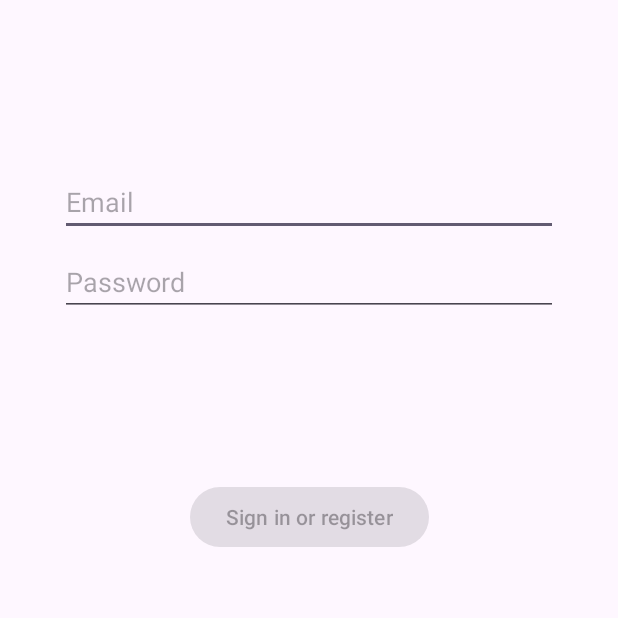
After one commit to tylerstennett/CollegeScheduler, an Android app: the fragment LoginFragment shown on its own in the app's theme, on a phone screen of 412 x 824 dp, the top half of it. The commit adds this screen. Run offline under Robolectric (Android 15) with nearby library versions, the phone set to English and light mode, and no system bars.

Commit message:
Added login fragment

```diff
--- a/app/build.gradle.kts
+++ b/app/build.gradle.kts
@@ -38,6 +38,11 @@ dependencies {
     implementation("androidx.constraintlayout:constraintlayout:2.1.4")
     implementation("androidx.navigation:navigation-fragment:2.7.6")
     implementation("androidx.navigation:navigation-ui:2.7.6")
+    implementation("androidx.legacy:legacy-support-v4:1.0.0")
+    implementation("androidx.recyclerview:recyclerview:1.3.0")
+    implementation("androidx.annotation:annotation:1.6.0")
+    implementation("androidx.lifecycle:lifecycle-livedata-ktx:2.6.1")
+    implementation("androidx.lifecycle:lifecycle-viewmodel-ktx:2.6.1")
     testImplementation("junit:junit:4.13.2")
     androidTestImplementation("androidx.test.ext:junit:1.1.5")
     androidTestImplementation("androidx.test.espresso:espresso-core:3.5.1")
--- /dev/null
+++ b/app/src/main/java/com/example/collegescheduler/data/LoginRepository.java
@@ -0,0 +1,54 @@
+package com.example.collegescheduler.data;
+
+import com.example.collegescheduler.data.model.LoggedInUser;
+
+/**
+ * Class that requests authentication and user information from the remote data source and
+ * maintains an in-memory cache of login status and user credentials information.
+ */
+public class LoginRepository {
+
+    private static volatile LoginRepository instance;
+
+    private LoginDataSource dataSource;
+
+    // If user credentials will be cached in local storage, it is recommended it be encrypted
+    // @see https://developer.android.com/training/articles/keystore
+    private LoggedInUser user = null;
+
+    // private constructor : singleton access
+    private LoginRepository(LoginDataSource dataSource) {
+        this.dataSource = dataSource;
+    }
+
+    public static LoginRepository getInstance(LoginDataSource dataSource) {
+        if (instance == null) {
+            instance = new LoginRepository(dataSource);
+        }
+        return instance;
+    }
+
+    public boolean isLoggedIn() {
+        return user != null;
+    }
+
+    public void logout() {
+        user = null;
+        dataSource.logout();
+    }
+
+    private void setLoggedInUser(LoggedInUser user) {
+        this.user = user;
+        // If user credentials will be cached in local storage, it is recommended it be encrypted
+        // @see https://developer.android.com/training/articles/keystore
+    }
+
+    public Result<LoggedInUser> login(String username, String password) {
+        // handle login
+        Result<LoggedInUser> result = dataSource.login(username, password);
+        if (result instanceof Result.Success) {
+            setLoggedInUser(((Result.Success<LoggedInUser>) result).getData());
+        }
+        return result;
+    }
+}
--- /dev/null
+++ b/app/src/main/java/com/example/collegescheduler/ui/login/LoginFragment.java
@@ -0,0 +1,150 @@
+package com.example.collegescheduler.ui.login;
+
+import androidx.lifecycle.Observer;
+import androidx.lifecycle.ViewModelProvider;
+import androidx.annotation.NonNull;
+import androidx.annotation.Nullable;
+import androidx.annotation.StringRes;
+import androidx.fragment.app.Fragment;
+
+import android.os.Bundle;
+import android.text.Editable;
+import android.text.TextWatcher;
+import android.view.KeyEvent;
+import android.view.LayoutInflater;
+import android.view.View;
+import android.view.ViewGroup;
+import android.view.inputmethod.EditorInfo;
+import android.widget.Button;
+import android.widget.EditText;
+import android.widget.ProgressBar;
+import android.widget.TextView;
+import android.widget.Toast;
+
+import com.example.collegescheduler.databinding.LoginFragmentBinding;
+
+import com.example.collegescheduler.R;
+
+public class LoginFragment extends Fragment {
+
+    private LoginViewModel loginViewModel;
+    private LoginFragmentBinding binding;
+
+    @Nullable
+    @Override
+    public View onCreateView(@NonNull LayoutInflater inflater,
+                             @Nullable ViewGroup container,
+                             @Nullable Bundle savedInstanceState) {
+
+        binding = LoginFragmentBinding.inflate(inflater, container, false);
+        return binding.getRoot();
+
+    }
+
+    @Override
+    public void onViewCreated(@NonNull View view, @Nullable Bundle savedInstanceState) {
+        super.onViewCreated(view, savedInstanceState);
+        loginViewModel = new ViewModelProvider(this, new LoginViewModelFactory())
+                .get(LoginViewModel.class);
+
+        final EditText usernameEditText = binding.username;
+        final EditText passwordEditText = binding.password;
+        final Button loginButton = binding.login;
+        final ProgressBar loadingProgressBar = binding.loading;
+
+        loginViewModel.getLoginFormState().observe(getViewLifecycleOwner(), new Observer<LoginFormState>() {
+            @Override
+            public void onChanged(@Nullable LoginFormState loginFormState) {
+                if (loginFormState == null) {
+                    return;
+                }
+                loginButton.setEnabled(loginFormState.isDataValid());
+                if (loginFormState.getUsernameError() != null) {
+                    usernameEditText.setError(getString(loginFormState.getUsernameError()));
+                }
+                if (loginFormState.getPasswordError() != null) {
+                    passwordEditText.setError(getString(loginFormState.getPasswordError()));
+                }
+            }
+        });
+
+        loginViewModel.getLoginResult().observe(getViewLifecycleOwner(), new Observer<LoginResult>() {
+            @Override
+            public void onChanged(@Nullable LoginResult loginResult) {
+                if (loginResult == null) {
+                    return;
+                }
+                loadingProgressBar.setVisibility(View.GONE);
+                if (loginResult.getError() != null) {
+                    showLoginFailed(loginResult.getError());
+                }
+                if (loginResult.getSuccess() != null) {
+                    updateUiWithUser(loginResult.getSuccess());
+                }
+            }
+        });
+
+        TextWatcher afterTextChangedListener = new TextWatcher() {
+            @Override
+            public void beforeTextChanged(CharSequence s, int start, int count, int after) {
+                // ignore
+            }
+
+            @Override
+            public void onTextChanged(CharSequence s, int start, int before, int count) {
+                // ignore
+            }
+
+            @Override
+            public void afterTextChanged(Editable s) {
+                loginViewModel.loginDataChanged(usernameEditText.getText().toString(),
+                        passwordEditText.getText().toString());
+            }
+        };
+        usernameEditText.addTextChangedListener(afterTextChangedListener);
+        passwordEditText.addTextChangedListener(afterTextChangedListener);
+        passwordEditText.setOnEditorActionListener(new TextView.OnEditorActionListener() {
+
+            @Override
+            public boolean onEditorAction(TextView v, int actionId, KeyEvent event) {
+                if (actionId == EditorInfo.IME_ACTION_DONE) {
+                    loginViewModel.login(usernameEditText.getText().toString(),
+                            passwordEditText.getText().toString());
+                }
+                return false;
+            }
+        });
+
+        loginButton.setOnClickListener(new View.OnClickListener() {
+            @Override
+            public void onClick(View v) {
+                loadingProgressBar.setVisibility(View.VISIBLE);
+                loginViewModel.login(usernameEditText.getText().toString(),
+                        passwordEditText.getText().toString());
+            }
+        });
+    }
+
+    private void updateUiWithUser(LoggedInUserView model) {
+        String welcome = getString(R.string.welcome) + model.getDisplayName();
+        // TODO : initiate successful logged in experience
+        if (getContext() != null && getContext().getApplicationContext() != null) {
+            Toast.makeText(getContext().getApplicationContext(), welcome, Toast.LENGTH_LONG).show();
+        }
+    }
+
+    private void showLoginFailed(@StringRes Integer errorString) {
+        if (getContext() != null && getContext().getApplicationContext() != null) {
+            Toast.makeText(
+                    getContext().getApplicationContext(),
+                    errorString,
+                    Toast.LENGTH_LONG).show();
+        }
+    }
+
+    @Override
+    public void onDestroyView() {
+        super.onDestroyView();
+        binding = null;
+    }
+}
--- /dev/null
+++ b/app/src/main/java/com/example/collegescheduler/ui/login/LoginViewModel.java
@@ -0,0 +1,70 @@
+package com.example.collegescheduler.ui.login;
+
+import androidx.lifecycle.LiveData;
+import androidx.lifecycle.MutableLiveData;
+import androidx.lifecycle.ViewModel;
+
+import android.util.Patterns;
+
+import com.example.collegescheduler.data.LoginRepository;
+import com.example.collegescheduler.data.Result;
+import com.example.collegescheduler.data.model.LoggedInUser;
+import com.example.collegescheduler.R;
+
+public class LoginViewModel extends ViewModel {
+
+    private MutableLiveData<LoginFormState> loginFormState = new MutableLiveData<>();
+    private MutableLiveData<LoginResult> loginResult = new MutableLiveData<>();
+    private LoginRepository loginRepository;
+
+    LoginViewModel(LoginRepository loginRepository) {
+        this.loginRepository = loginRepository;
+    }
+
+    LiveData<LoginFormState> getLoginFormState() {
+        return loginFormState;
+    }
+
+    LiveData<LoginResult> getLoginResult() {
+        return loginResult;
+    }
+
+    public void login(String username, String password) {
+        // can be launched in a separate asynchronous job
+        Result<LoggedInUser> result = loginRepository.login(username, password);
+
+        if (result instanceof Result.Success) {
+            LoggedInUser data = ((Result.Success<LoggedInUser>) result).getData();
+            loginResult.setValue(new LoginResult(new LoggedInUserView(data.getDisplayName())));
+        } else {
+            loginResult.setValue(new LoginResult(R.string.login_failed));
+        }
+    }
+
+    public void loginDataChanged(String username, String password) {
+        if (!isUserNameValid(username)) {
+            loginFormState.setValue(new LoginFormState(R.string.invalid_username, null));
+        } else if (!isPasswordValid(password)) {
+            loginFormState.setValue(new LoginFormState(null, R.string.invalid_password));
+        } else {
+            loginFormState.setValue(new LoginFormState(true));
+        }
+    }
+
+    // A placeholder username validation check
+    private boolean isUserNameValid(String username) {
+        if (username == null) {
+            return false;
+        }
+        if (username.contains("@")) {
+            return Patterns.EMAIL_ADDRESS.matcher(username).matches();
+        } else {
+            return !username.trim().isEmpty();
+        }
+    }
+
+    // A placeholder password validation check
+    private boolean isPasswordValid(String password) {
+        return password != null && password.trim().length() > 5;
+    }
+}
--- /dev/null
+++ b/app/src/main/java/com/example/collegescheduler/ui/login/LoginViewModelFactory.java
@@ -0,0 +1,26 @@
+package com.example.collegescheduler.ui.login;
+
+import androidx.lifecycle.ViewModel;
+import androidx.lifecycle.ViewModelProvider;
+import androidx.annotation.NonNull;
+
+import com.example.collegescheduler.data.LoginDataSource;
+import com.example.collegescheduler.data.LoginRepository;
+
+/**
+ * ViewModel provider factory to instantiate LoginViewModel.
+ * Required given LoginViewModel has a non-empty constructor
+ */
+public class LoginViewModelFactory implements ViewModelProvider.Factory {
+
+    @NonNull
+    @Override
+    @SuppressWarnings("unchecked")
+    public <T extends ViewModel> T create(@NonNull Class<T> modelClass) {
+        if (modelClass.isAssignableFrom(LoginViewModel.class)) {
+            return (T) new LoginViewModel(LoginRepository.getInstance(new LoginDataSource()));
+        } else {
+            throw new IllegalArgumentException("Unknown ViewModel class");
+        }
+    }
+}
--- /dev/null
+++ b/app/src/main/res/layout/login_fragment.xml
@@ -0,0 +1,76 @@
+<?xml version="1.0" encoding="utf-8"?>
+<androidx.constraintlayout.widget.ConstraintLayout xmlns:android="http://schemas.android.com/apk/res/android"
+    xmlns:app="http://schemas.android.com/apk/res-auto"
+    xmlns:tools="http://schemas.android.com/tools"
+    android:id="@+id/container"
+    android:layout_width="match_parent"
+    android:layout_height="match_parent"
+    android:paddingLeft="@dimen/fragment_horizontal_margin"
+    android:paddingTop="@dimen/fragment_vertical_margin"
+    android:paddingRight="@dimen/fragment_horizontal_margin"
+    android:paddingBottom="@dimen/fragment_vertical_margin"
+    tools:context=".ui.login.LoginFragment">
+
+    <EditText
+        android:id="@+id/username"
+        android:layout_width="0dp"
+        android:layout_height="wrap_content"
+        android:layout_marginStart="24dp"
+        android:layout_marginTop="96dp"
+        android:layout_marginEnd="24dp"
+        android:hint="@string/prompt_email"
+        android:inputType="textEmailAddress"
+        android:selectAllOnFocus="true"
+        app:layout_constraintEnd_toEndOf="parent"
+        app:layout_constraintStart_toStartOf="parent"
+        app:layout_constraintTop_toTopOf="parent" />
+
+    <EditText
+        android:id="@+id/password"
+        android:layout_width="0dp"
+        android:layout_height="wrap_content"
+        android:layout_marginStart="24dp"
+        android:layout_marginTop="8dp"
+        android:layout_marginEnd="24dp"
+        android:hint="@string/prompt_password"
+        android:imeActionLabel="@string/action_sign_in_short"
+        android:imeOptions="actionDone"
+        android:inputType="textPassword"
+        android:selectAllOnFocus="true"
+        app:layout_constraintEnd_toEndOf="parent"
+        app:layout_constraintStart_toStartOf="parent"
+        app:layout_constraintTop_toBottomOf="@+id/username" />
+
+    <Button
+        android:id="@+id/login"
+        android:layout_width="wrap_content"
+        android:layout_height="wrap_content"
+        android:layout_gravity="start"
+        android:layout_marginStart="48dp"
+        android:layout_marginTop="16dp"
+        android:layout_marginEnd="48dp"
+        android:layout_marginBottom="64dp"
+        android:enabled="false"
+        android:text="@string/action_sign_in"
+        app:layout_constraintBottom_toBottomOf="parent"
+        app:layout_constraintEnd_toEndOf="parent"
+        app:layout_constraintStart_toStartOf="parent"
+        app:layout_constraintTop_toBottomOf="@+id/password"
+        app:layout_constraintVertical_bias="0.2" />
+
+    <ProgressBar
+        android:id="@+id/loading"
+        android:layout_width="wrap_content"
+        android:layout_height="wrap_content"
+        android:layout_gravity="center"
+        android:layout_marginStart="32dp"
+        android:layout_marginTop="64dp"
+        android:layout_marginEnd="32dp"
+        android:layout_marginBottom="64dp"
+        android:visibility="gone"
+        app:layout_constraintBottom_toBottomOf="parent"
+        app:layout_constraintEnd_toEndOf="@+id/password"
+        app:layout_constraintStart_toStartOf="@+id/password"
+        app:layout_constraintTop_toTopOf="parent"
+        app:layout_constraintVertical_bias="0.3" />
+</androidx.constraintlayout.widget.ConstraintLayout>
--- a/app/src/main/res/values/dimens.xml
+++ b/app/src/main/res/values/dimens.xml
@@ -1,3 +1,7 @@
 <resources>
     <dimen name="fab_margin">16dp</dimen>
+    <dimen name="text_margin">16dp</dimen>
+    <!-- Default screen margins, per the Android Design guidelines. -->
+    <dimen name="fragment_horizontal_margin">16dp</dimen>
+    <dimen name="fragment_vertical_margin">16dp</dimen>
 </resources>
--- a/app/src/main/res/values/strings.xml
+++ b/app/src/main/res/values/strings.xml
@@ -43,4 +43,13 @@
         libero vel nunc consequat, quis tincidunt nisl eleifend. Cras bibendum enim a justo luctus
         vestibulum. Fusce dictum libero quis erat maximus, vitae volutpat diam dignissim.
     </string>
+    <!-- Strings related to login -->
+    <string name="prompt_email">Email</string>
+    <string name="prompt_password">Password</string>
+    <string name="action_sign_in">Sign in or register</string>
+    <string name="action_sign_in_short">Sign in</string>
+    <string name="welcome">"Welcome!"</string>
+    <string name="invalid_username">Not a valid username</string>
+    <string name="invalid_password">Password must be >5 characters</string>
+    <string name="login_failed">"Login failed"</string>
 </resources>
```
Also changed, not shown: app/src/main/java/com/example/collegescheduler/data/LoginDataSource.java (added, +29 -0 lines), app/src/main/java/com/example/collegescheduler/data/Result.java (added, +48 -0 lines), app/src/main/java/com/example/collegescheduler/data/model/LoggedInUser.java (added, +23 -0 lines), app/src/main/java/com/example/collegescheduler/placeholder/PlaceholderContent.java (added, +72 -0 lines), app/src/main/java/com/example/collegescheduler/ui/login/LoggedInUserView.java (added, +17 -0 lines), app/src/main/java/com/example/collegescheduler/ui/login/LoginFormState.java (added, +40 -0 lines), app/src/main/java/com/example/collegescheduler/ui/login/LoginResult.java (added, +31 -0 lines).
